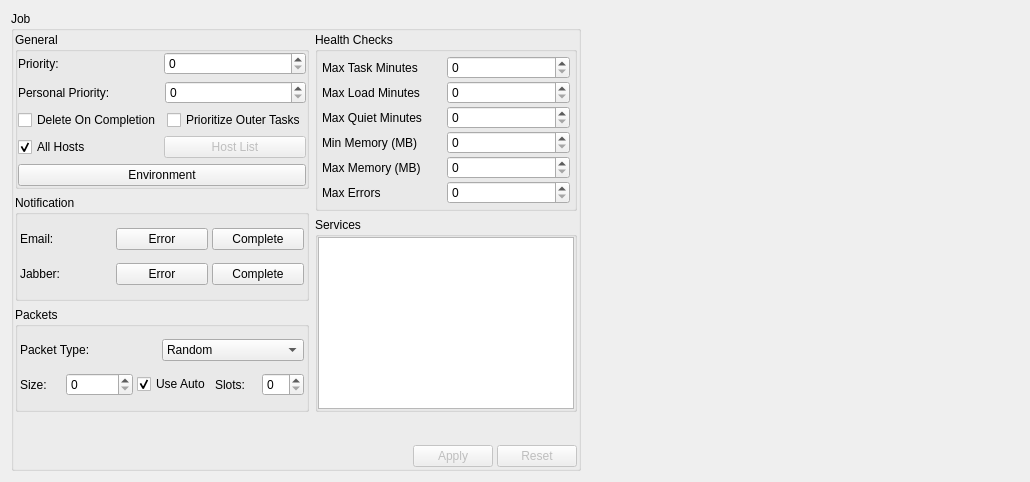
Old version of the form cpp/lib/freezer/ui/jobsettingswidgetui.ui in the repository justajeffy/arsenalsuite.
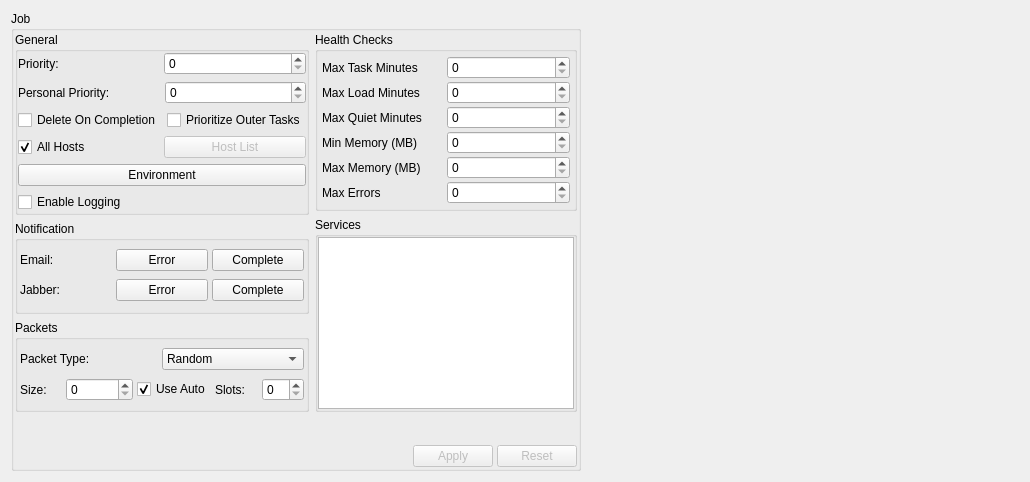
New version of the form. Custom widgets are drawn as their Qt base class.

Patch:
```diff
--- a/cpp/lib/freezer/ui/jobsettingswidgetui.ui
+++ b/cpp/lib/freezer/ui/jobsettingswidgetui.ui
@@ -157,6 +157,13 @@
                </property>
               </widget>
              </item>
+             <item>
+              <widget class="FieldCheckBox" name="mLoggingEnabledCheck">
+               <property name="text">
+                <string>Enable Logging</string>
+               </property>
+              </widget>
+             </item>
             </layout>
            </widget>
           </item>
```
Left out of the diff: 2 changed lines with no effect on the pictures.
